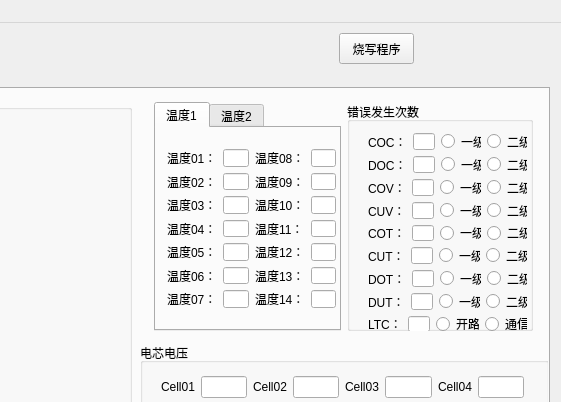
Qt form mainwindow.ui (zhuyanliang/GlobelCanTools) before a commit; both pictures show x 531 to 1092 and y 0 to 402 of the 1092 by 671 pixel window.
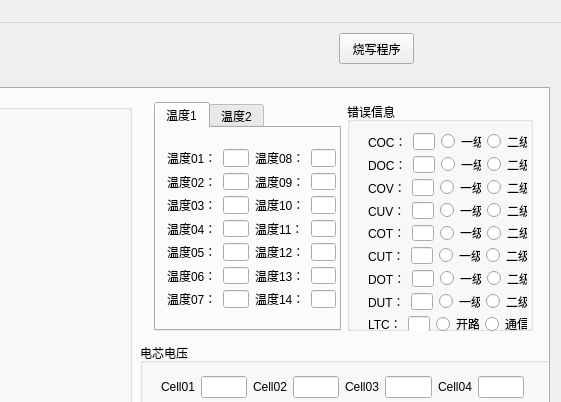
The same form after that commit.

Patch:
```diff
--- a/mainwindow.ui
+++ b/mainwindow.ui
@@ -337,7 +337,7 @@
        </layout>
       </widget>
      </widget>
-     <widget class="QWidget" name="">
+     <widget class="QWidget" name="layoutWidget">
       <property name="geometry">
        <rect>
         <x>662</x>
@@ -536,9 +536,9 @@
           </sizepolicy>
          </property>
          <property name="title">
-          <string>错误发生次数</string>
+          <string>错误信息</string>
          </property>
-         <widget class="QWidget" name="">
+         <widget class="QWidget" name="layoutWidget">
           <property name="geometry">
            <rect>
             <x>10</x>
```
Left out of the diff: 2 changed lines with no effect on the pictures.
